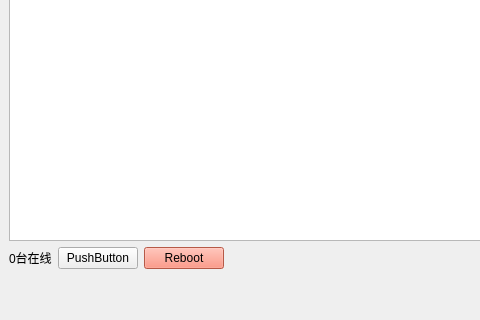
This is mainwindow.ui in ccf19881030/ip_scan as Qt 5 draws it before an edit; both pictures show x 0 to 480 and y 307 to 627 of the 956 by 627 pixel window. The edited form follows.
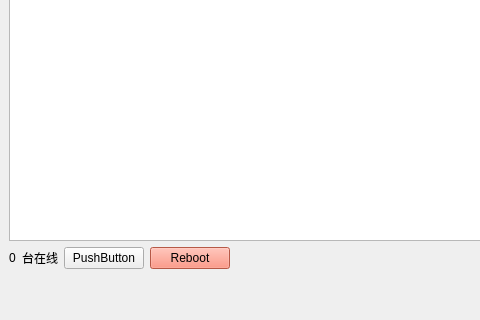
This is the edited form.

Diff of the .ui file:
```diff
--- a/mainwindow.ui
+++ b/mainwindow.ui
@@ -394,6 +394,13 @@
     </item>
     <item>
      <layout class="QHBoxLayout" name="horizontalLayout_3">
+      <item>
+       <widget class="QLabel" name="onlineCount_label">
+        <property name="text">
+         <string>0</string>
+        </property>
+       </widget>
+      </item>
       <item alignment="Qt::AlignLeft">
        <widget class="QLabel" name="label_4">
         <property name="sizePolicy">
@@ -403,7 +410,7 @@
          </sizepolicy>
         </property>
         <property name="text">
-         <string>0台在线</string>
+         <string>台在线</string>
         </property>
        </widget>
       </item>
```
